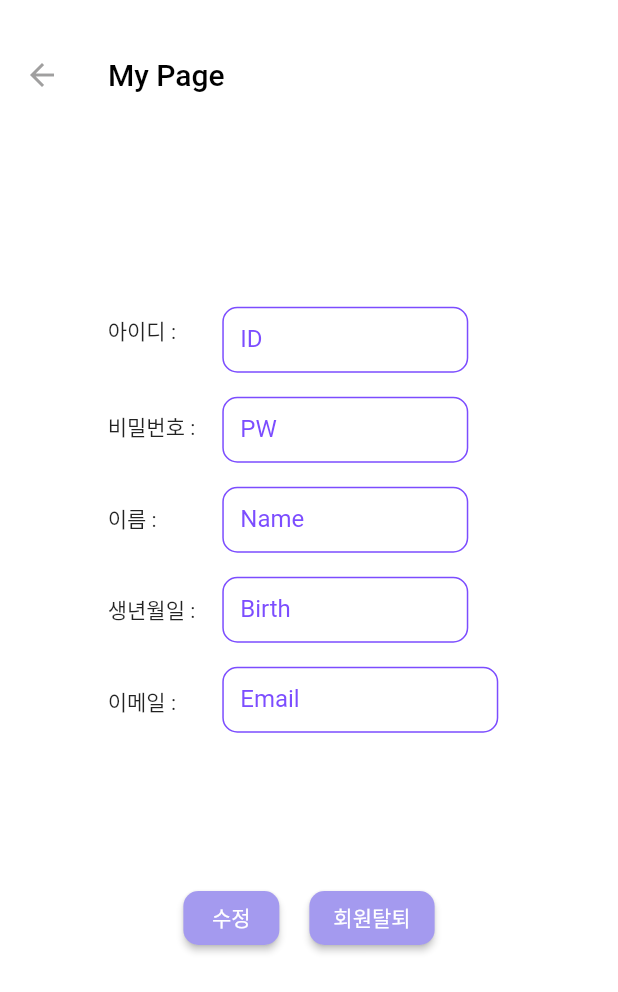
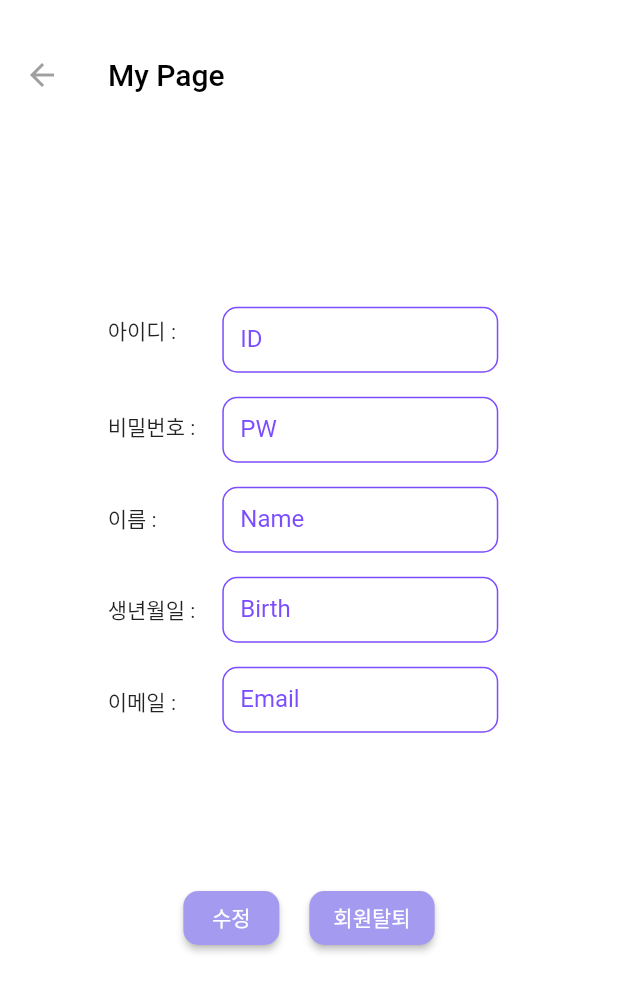
Before and after one commit to Team3Joe/smart_fitness_partner, a Flutter app: the MyPage screen opened by its route, on a phone screen of 412 x 824 dp. Shown: the top 992 px of the screen. Run offline on Flutter 3.47's test engine with Material 2 defaults, Android fonts, the phone set to English and light mode, and no system bars; our stand-ins replace card_loading, chat_bubbles, easy_splash_screen, fl_chart, get, google_maps_flutter and 3 more; missing offline and left inert: animated_card, favorite_button, reveal_card; accounts and stored records are empty; network calls fail.

Commit message:
마이페이지 textfield 크기 수정

```diff
--- a/korean_fitness/lib/Setting/mypage.dart
+++ b/korean_fitness/lib/Setting/mypage.dart
@@ -107,7 +107,7 @@ class _MyPageState extends State<MyPage> {
                     crossAxisAlignment: CrossAxisAlignment.start,
                     children: [
                       SizedBox(
-                        width: 180,
+                        width: 200,
                         height: 60,
                         child: Padding(
                             padding: const EdgeInsets.all(8.0),
@@ -140,7 +140,7 @@ class _MyPageState extends State<MyPage> {
                             )),
                       ),
                       SizedBox(
-                        width: 180,
+                        width: 200,
                         height: 60,
                         child: Padding(
                             padding: const EdgeInsets.all(8.0),
@@ -172,7 +172,7 @@ class _MyPageState extends State<MyPage> {
                             )),
                       ),
                       SizedBox(
-                        width: 180,
+                        width: 200,
                         height: 60,
                         child: Padding(
                             padding: const EdgeInsets.all(8.0),
@@ -204,7 +204,7 @@ class _MyPageState extends State<MyPage> {
                             )),
                       ),
                       SizedBox(
-                        width: 180,
+                        width: 200,
                         height: 60,
                         child: Padding(
                             padding: const EdgeInsets.all(8.0),
```
